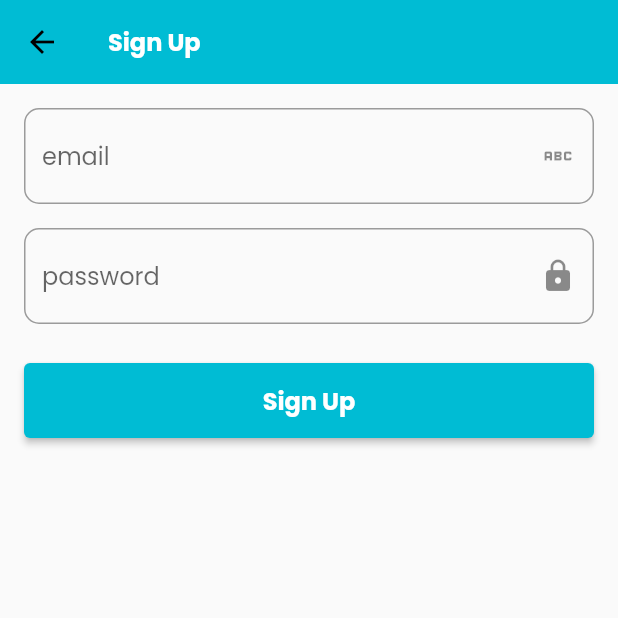
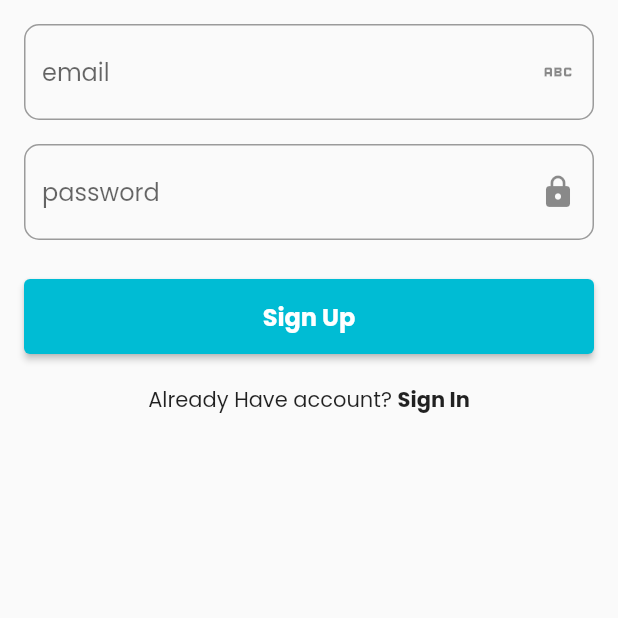
Before and after one commit to mpratama17/doaharian-app, a Flutter app: the SignUpScreen screen opened directly, on a phone screen of 412 x 824 dp, the top half of it. Run offline on Flutter 3.47's test engine with Material 2 defaults, Android fonts, the phone set to English and light mode, and no system bars; our stand-ins replace cloud_firestore, firebase_auth, firebase_core, google_fonts; accounts and stored records are empty.

```diff
--- a/lib/view/signup.dart
+++ b/lib/view/signup.dart
@@ -2,7 +2,9 @@ import 'package:firebase_auth/firebase_auth.dart';
 import 'package:flutter/material.dart';
 import 'package:flutter/src/widgets/framework.dart';
 import 'package:flutter/src/widgets/placeholder.dart';
+import 'package:tes/custom_widgets/navigation_bar.dart';
 import 'package:tes/view/home.dart';
+import 'package:tes/view/login.dart';
 
 import '../custom_widgets/customwidgets.dart';
 
@@ -19,17 +21,8 @@ class _SignUpScreenState extends State<SignUpScreen> {
   @override
   Widget build(BuildContext context) {
     return Scaffold(
-      extendBodyBehindAppBar: false,
-      appBar: AppBar(
-        // backgroundColor: Colors.blue,
-        elevation: 0,
-        title: const Text(
-          "Sign Up",
-          style: TextStyle(
-              fontSize: 16, fontWeight: FontWeight.bold, color: Colors.white),
-        ),
-      ),
-      body: SingleChildScrollView(
+      body: SafeArea(
+        child: SingleChildScrollView(
           child: Padding(
             padding: const EdgeInsets.all(16),
             child: Column(
@@ -46,13 +39,34 @@ class _SignUpScreenState extends State<SignUpScreen> {
                           password: _passwordController.text)
                       .then((value) {
                     SnackBar(content: Text("Sign Up Success"));
-                  Navigator.push(
-                      context, MaterialPageRoute(builder: (context) => Home()));
+                    Navigator.push(context,
+                        MaterialPageRoute(builder: (context) => NavBar()));
                   }).onError((error, stackTrace) {
                     print("error");
                   });
-              })
+                }),
+                Row(
+                  mainAxisAlignment: MainAxisAlignment.center,
+                  children: [
+                    Text("Already Have account? "),
+                    InkWell(
+                      child: Text(
+                        "Sign In",
+                        style: TextStyle(fontWeight: FontWeight.bold),
+                      ),
+                      onTap: () {
+                        //navigate to signup
+                        Navigator.push(
+                          context,
+                          MaterialPageRoute(
+                              builder: (context) => LoginScreen()),
+                        );
+                      },
+                    ),
                   ],
+                ),
+              ],
+            ),
           ),
         ),
       ),
```
Lines whose indentation alone changed are shown as unchanged.
